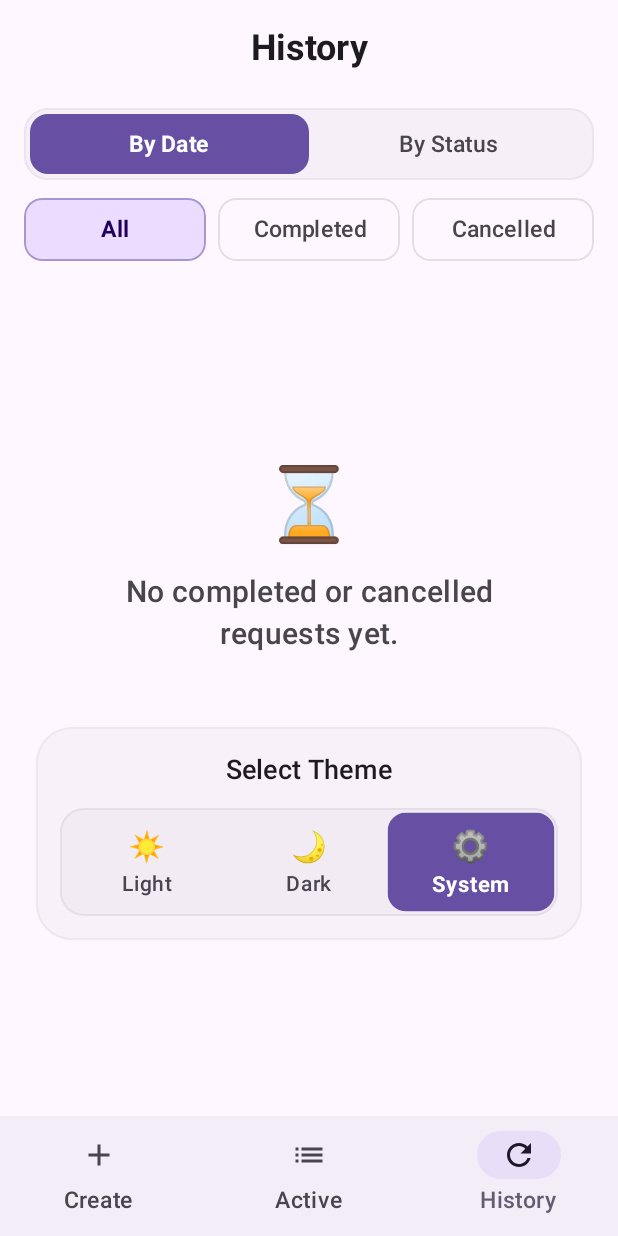
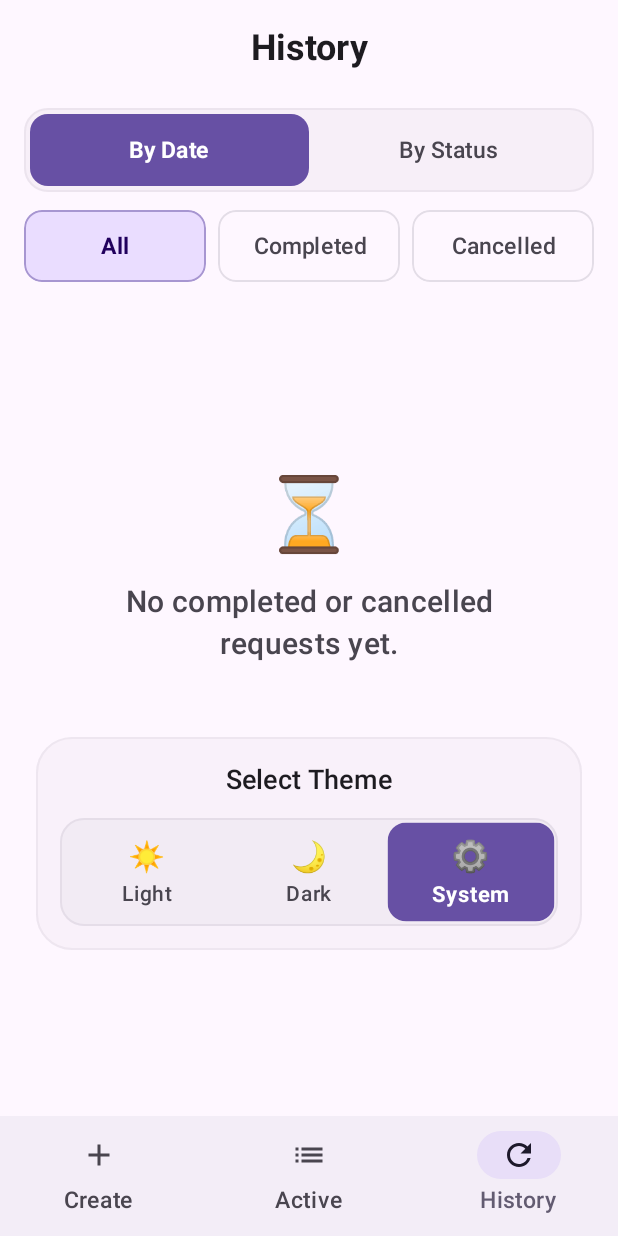
Before and after one commit to devDaniilNovikov/Andrew-Application, an Android app built with Jetpack Compose: the HistoryScreen screen opened through its navigation route, on a phone screen of 412 x 824 dp. Run offline under Robolectric (Android 15) with nearby library versions, the light colour scheme and no system bars; our stand-ins replace Room's generated code.

Commit message:
Реализация 11.1: Оптимизация эргономики, тач-таргетов и одноручного управления

```diff
--- a/app/src/main/java/ru/andrew/application/ui/screens/ActiveRequestsScreen.kt
+++ b/app/src/main/java/ru/andrew/application/ui/screens/ActiveRequestsScreen.kt
@@ -456,7 +456,7 @@ fun ActiveRequestsScreen(
                                     modifier = Modifier
                                         .fillMaxWidth()
                                         .clickable { selectedReasonIndex = index }
-                                        .padding(vertical = 4.dp),
+                                        .padding(vertical = 8.dp),
                                     verticalAlignment = Alignment.CenterVertically
                                 ) {
                                     RadioButton(
--- a/app/src/main/java/ru/andrew/application/ui/screens/HistoryScreen.kt
+++ b/app/src/main/java/ru/andrew/application/ui/screens/HistoryScreen.kt
@@ -217,7 +217,7 @@ fun HistorySortControl(
                     .clip(RoundedCornerShape(12.dp))
                     .background(dateBgColor)
                     .clickable { onSortChanged(false) }
-                    .padding(vertical = 10.dp),
+                    .heightIn(min = 48.dp),
                 contentAlignment = Alignment.Center
             ) {
                 Text(
@@ -247,7 +247,7 @@ fun HistorySortControl(
                     .clip(RoundedCornerShape(12.dp))
                     .background(statusBgColor)
                     .clickable { onSortChanged(true) }
-                    .padding(vertical = 10.dp),
+                    .heightIn(min = 48.dp),
                 contentAlignment = Alignment.Center
             ) {
                 Text(
@@ -303,10 +303,15 @@ fun HistoryFilterRow(
                 modifier = Modifier
                     .weight(1f)
                     .clip(RoundedCornerShape(12.dp))
-                    .clickable { onFilterSelected(filter) },
+                    .clickable { onFilterSelected(filter) }
+                    .heightIn(min = 48.dp),
                 color = chipBgColor,
                 border = BorderStroke(1.dp, chipBorderColor),
                 shape = RoundedCornerShape(12.dp)
+            ) {
+                Box(
+                    modifier = Modifier.fillMaxWidth(),
+                    contentAlignment = Alignment.Center
                 ) {
                     Text(
                         text = stringResource(id = textResId),
@@ -314,8 +319,9 @@ fun HistoryFilterRow(
                         fontWeight = if (isSelected) FontWeight.Bold else FontWeight.Medium,
                         color = chipContentColor,
                         textAlign = TextAlign.Center,
-                    modifier = Modifier.padding(vertical = 10.dp)
+                        modifier = Modifier.padding(horizontal = 4.dp, vertical = 8.dp)
                     )
+                }
             }
         }
     }
```
Also changed, not shown: app/src/main/java/ru/andrew/application/ui/components/RequestDetailsBottomSheet.kt (+20 -10 lines), 2 other files. Lines whose indentation alone changed are shown as unchanged.
